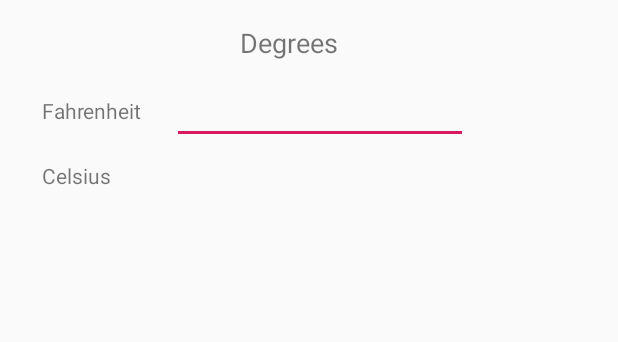
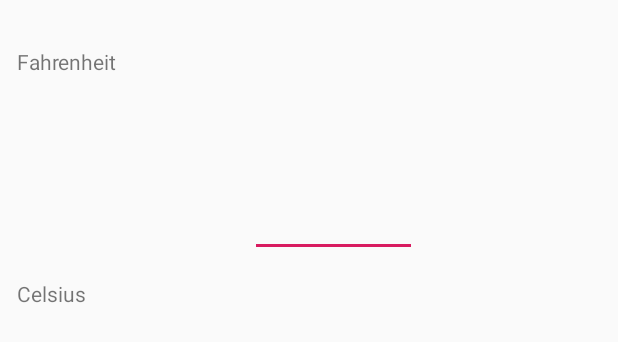
Before and after one commit to ChelseaChristine/Assignment4, an Android app: the layout activity_main.xml on its own in the app's theme, with its tools: preview values and no code run, on a phone screen of 412 x 824 dp. Shown: the top 342 px of the screen. Run offline under Robolectric (Android 15) with nearby library versions, the phone set to English and light mode, and no system bars.

Commit message:
updates celsius

```diff
--- a/app/src/main/res/layout/activity_main.xml
+++ b/app/src/main/res/layout/activity_main.xml
@@ -7,63 +7,61 @@
     tools:context=".MainActivity">
 
     <TextView
-        android:id="@+id/textView"
+        android:id="@+id/degree1"
         android:layout_width="0dp"
-        android:layout_height="wrap_content"
-        android:layout_marginStart="160dp"
-        android:layout_marginLeft="160dp"
-        android:layout_marginTop="16dp"
-        android:layout_marginEnd="160dp"
-        android:layout_marginRight="160dp"
-        android:text="@string/textview"
-        android:textSize="18sp"
-        app:layout_constraintBottom_toTopOf="@+id/editText2"
-        app:layout_constraintEnd_toEndOf="parent"
-        app:layout_constraintHorizontal_bias="0.5"
+        android:layout_height="0dp"
+        android:layout_marginStart="11dp"
+        android:layout_marginLeft="11dp"
+        android:layout_marginTop="31dp"
+        android:layout_marginEnd="43dp"
+        android:layout_marginRight="43dp"
+        android:layout_marginBottom="10dp"
+        android:text="@string/fahrenheit"
+        app:layout_constraintBottom_toTopOf="@+id/celsius"
+        app:layout_constraintEnd_toStartOf="@+id/fahrenheitAmountEditText"
         app:layout_constraintStart_toStartOf="parent"
         app:layout_constraintTop_toTopOf="parent" />
 
     <TextView
-        android:id="@+id/textView2"
+        android:id="@+id/celsius"
         android:layout_width="0dp"
-        android:layout_height="wrap_content"
-        android:layout_marginStart="28dp"
-        android:layout_marginLeft="28dp"
-        android:layout_marginTop="64dp"
-        android:text="@string/degree1"
-        android:textSize="14sp"
-        app:layout_constraintEnd_toStartOf="@+id/editText2"
-        app:layout_constraintHorizontal_bias="0.5"
+        android:layout_height="0dp"
+        android:layout_marginStart="11dp"
+        android:layout_marginLeft="11dp"
+        android:layout_marginEnd="42dp"
+        android:layout_marginRight="42dp"
+        android:layout_marginBottom="494dp"
+        android:text="@string/celsius"
+        app:layout_constraintBottom_toBottomOf="parent"
+        app:layout_constraintEnd_toStartOf="@+id/celsiusTextView"
         app:layout_constraintStart_toStartOf="parent"
+        app:layout_constraintTop_toBottomOf="@+id/degree1" />
+
+    <EditText
+        android:id="@+id/fahrenheitAmountEditText"
+        android:layout_width="0dp"
+        android:layout_height="0dp"
+        android:layout_marginTop="29dp"
+        android:layout_marginEnd="134dp"
+        android:layout_marginRight="134dp"
+        android:layout_marginBottom="14dp"
+        android:ems="10"
+        android:inputType="textPersonName"
+        app:layout_constraintBottom_toTopOf="@+id/celsiusTextView"
+        app:layout_constraintEnd_toEndOf="parent"
+        app:layout_constraintStart_toEndOf="@+id/degree1"
         app:layout_constraintTop_toTopOf="parent" />
 
     <TextView
-        android:id="@+id/textView3"
+        android:id="@+id/celsiusTextView"
         android:layout_width="0dp"
-        android:layout_height="wrap_content"
-        android:layout_marginStart="28dp"
-        android:layout_marginLeft="28dp"
-        android:layout_marginTop="24dp"
-        android:text="@string/degree2"
-        android:textSize="14sp"
-        app:layout_constraintStart_toStartOf="parent"
-        app:layout_constraintTop_toBottomOf="@+id/textView2" />
-
-    <EditText
-        android:id="@+id/editText2"
-        android:layout_width="197dp"
-        android:layout_height="23dp"
-        android:layout_marginStart="16dp"
-        android:layout_marginLeft="16dp"
-        android:layout_marginTop="32dp"
-        android:layout_marginEnd="100dp"
-        android:layout_marginRight="100dp"
-        android:autofillHints=""
-        android:ems="10"
-        android:inputType="number"
+        android:layout_height="0dp"
+        android:layout_marginEnd="224dp"
+        android:layout_marginRight="224dp"
+        android:layout_marginBottom="497dp"
+        app:layout_constraintBottom_toBottomOf="parent"
         app:layout_constraintEnd_toEndOf="parent"
-        app:layout_constraintHorizontal_bias="0.5"
-        app:layout_constraintStart_toEndOf="@+id/textView2"
-        app:layout_constraintTop_toBottomOf="@+id/textView" />
+        app:layout_constraintStart_toEndOf="@+id/celsius"
+        app:layout_constraintTop_toBottomOf="@+id/fahrenheitAmountEditText" />
 
 </android.support.constraint.ConstraintLayout>
--- a/app/src/main/res/values/strings.xml
+++ b/app/src/main/res/values/strings.xml
@@ -1,6 +1,5 @@
 <resources>
     <string name="app_name">Temp Converter</string>
-    <string name="textview">Degrees</string>
-    <string name="degree1">Fahrenheit</string>
-    <string name="degree2">Celsius</string>
+    <string name="fahrenheit">Fahrenheit</string>
+    <string name="celsius">Celsius</string>
 </resources>
```
